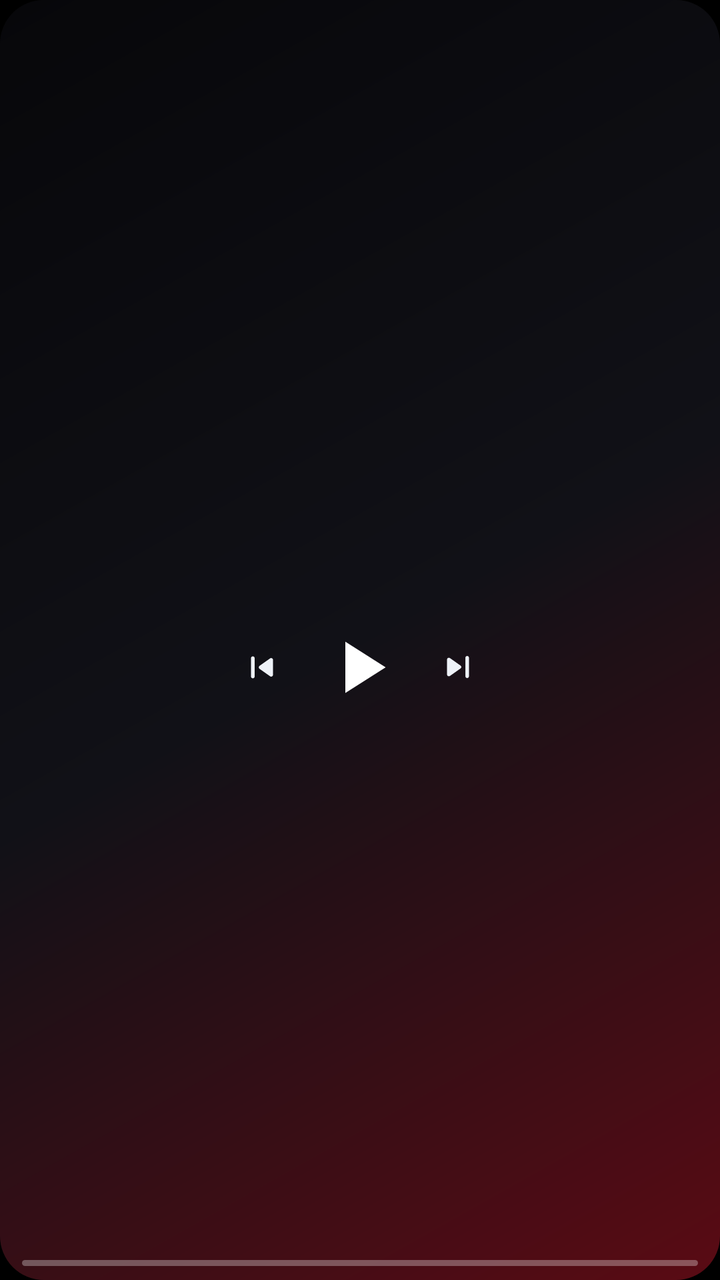
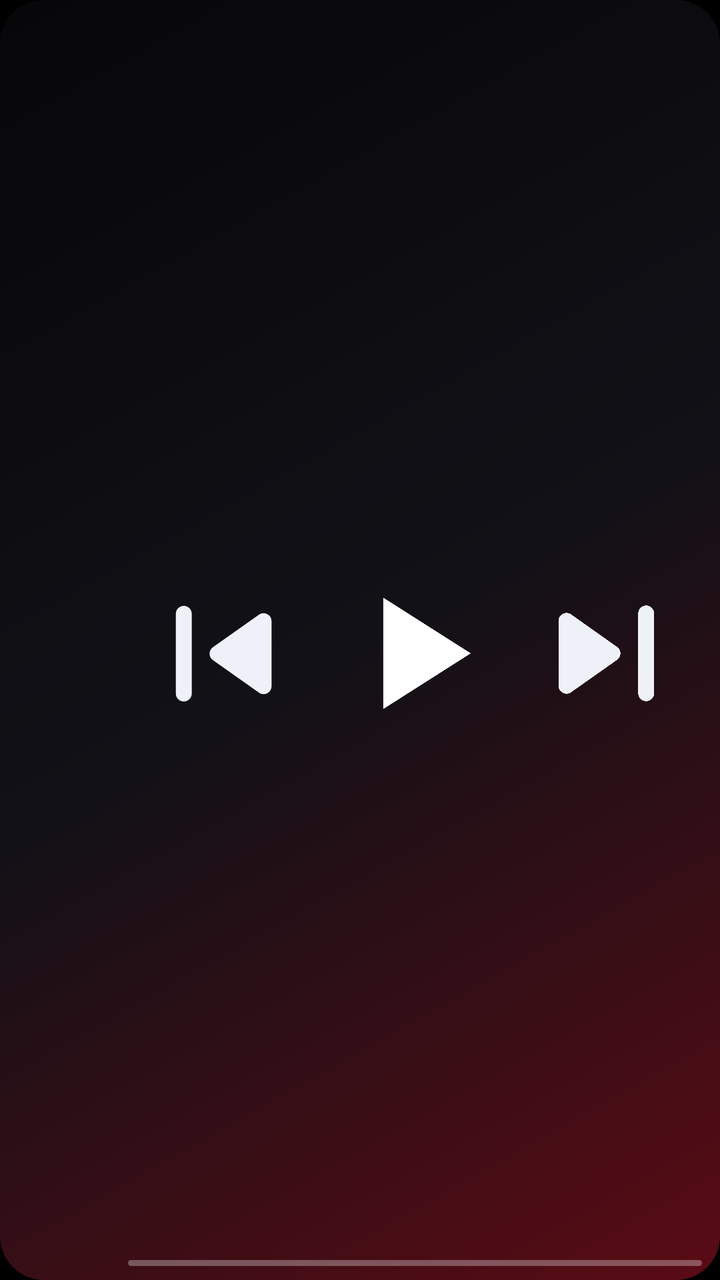

Before-and-after screenshots of an Android layout around one commit, followed by the original layout XML and the change that was made.
<!-- AndroidManifest.xml: application theme Theme.Metrolist -->
<!-- res/layout/widget_mini.xml -->
<?xml version="1.0" encoding="utf-8"?>
<FrameLayout xmlns:android="http://schemas.android.com/apk/res/android"
    android:layout_width="match_parent"
    android:layout_height="match_parent">

    <ImageView
        android:id="@+id/mini_bg"
        android:layout_width="match_parent"
        android:layout_height="match_parent"
        android:contentDescription="@null"
        android:scaleType="fitXY"
        android:src="@drawable/wd_bg_preview" />

    <LinearLayout
        android:layout_width="match_parent"
        android:layout_height="match_parent"
        android:orientation="vertical"
        android:paddingStart="11dp"
        android:paddingTop="7dp"
        android:paddingEnd="11dp"
        android:paddingBottom="7dp">

        <TextView
            android:id="@+id/mini_title"
            android:layout_width="match_parent"
            android:layout_height="wrap_content"
            android:ellipsize="end"
            android:fontFamily="sans-serif-black"
            android:maxLines="1"
            android:textColor="#FFFFFFFF"
            android:textSize="12sp" />

        <TextView
            android:id="@+id/mini_artist"
            android:layout_width="match_parent"
            android:layout_height="wrap_content"
            android:ellipsize="end"
            android:maxLines="1"
            android:textColor="#C8FFFFFF"
            android:textSize="10sp" />

        <LinearLayout
            android:layout_width="match_parent"
            android:layout_height="0dp"
            android:layout_weight="1"
            android:gravity="center"
            android:minHeight="24dp"
            android:orientation="horizontal">

            <ImageView
                android:id="@+id/mini_prev"
                android:layout_width="38dp"
                android:layout_height="match_parent"
                android:contentDescription="@string/previous"
                android:paddingStart="8dp"
                android:paddingTop="3dp"
                android:paddingEnd="8dp"
                android:paddingBottom="3dp"
                android:src="@drawable/wd_prev" />

            <ImageView
                android:id="@+id/mini_play"
                android:layout_width="44dp"
                android:layout_height="match_parent"
                android:layout_marginStart="8dp"
                android:layout_marginEnd="8dp"
                android:contentDescription="@null"
                android:src="@drawable/ic_widget_play" />

            <ImageView
                android:id="@+id/mini_next"
                android:layout_width="38dp"
                android:layout_height="match_parent"
                android:contentDescription="@string/next"
                android:paddingStart="8dp"
                android:paddingTop="3dp"
                android:paddingEnd="8dp"
                android:paddingBottom="3dp"
                android:src="@drawable/wd_next" />
        </LinearLayout>

        <ProgressBar
            android:id="@+id/mini_progress"
            style="@android:style/Widget.ProgressBar.Horizontal"
            android:layout_width="match_parent"
            android:layout_height="3dp"
            android:max="1000"
            android:progressDrawable="@drawable/wd_square_progress" />
    </LinearLayout>
</FrameLayout>
<!-- resources referenced by this layout -->
<resources>
  <!-- drawable ic_widget_play (drawable) -->
  <vector xmlns:android="http://schemas.android.com/apk/res/android"
      android:height="24dp"
      android:viewportHeight="24"
      android:viewportWidth="24"
      android:width="24dp">
      <path
          android:fillColor="#FFFFFF"
          android:pathData="M8,5v14l11,-7z"/>
  </vector>
  <!-- drawable wd_bg_preview (drawable) -->
  <?xml version="1.0" encoding="utf-8"?>
  <shape xmlns:android="http://schemas.android.com/apk/res/android" android:shape="rectangle">
      <corners android:radius="22dp" />
      <gradient android:angle="315" android:startColor="#FF07070A" android:centerColor="#FF111117" android:endColor="#FF5A0B14" android:type="linear" />
  </shape>
  <!-- drawable wd_next (drawable) -->
  <vector xmlns:android="http://schemas.android.com/apk/res/android"
      android:width="24dp"
      android:height="24dp"
      android:viewportWidth="24"
      android:viewportHeight="24">
      <path
          android:fillColor="#FFEEF2F8"
          android:pathData="M7.58,16.89l5.77,-4.07c0.56,-0.4 0.56,-1.24 0,-1.63L7.58,7.11C6.91,6.65 6,7.12 6,7.93v8.14c0,0.81 0.91,1.28 1.58,0.82zM16,7v10c0,0.55 0.45,1 1,1s1,-0.45 1,-1V7c0,-0.55 -0.45,-1 -1,-1s-1,0.45 -1,1z" />
  </vector>
  <!-- drawable wd_prev (drawable) -->
  <vector xmlns:android="http://schemas.android.com/apk/res/android"
      android:width="24dp"
      android:height="24dp"
      android:viewportWidth="24"
      android:viewportHeight="24">
      <path
          android:fillColor="#FFEEF2F8"
          android:pathData="M7,6c0.55,0 1,0.45 1,1v10c0,0.55 -0.45,1 -1,1s-1,-0.45 -1,-1V7c0,-0.55 0.45,-1 1,-1zM10.66,12.82l5.77,4.07c0.66,0.47 1.58,-0.01 1.58,-0.82V7.93c0,-0.81 -0.91,-1.28 -1.58,-0.82l-5.77,4.07c-0.57,0.4 -0.57,1.24 0,1.64z" />
  </vector>
  <!-- drawable wd_square_progress (drawable) -->
  <?xml version="1.0" encoding="utf-8"?>
  <layer-list xmlns:android="http://schemas.android.com/apk/res/android">
      <item android:id="@android:id/background">
          <shape android:shape="rectangle">
              <corners android:radius="2dp" />
              <solid android:color="#4DFFFFFF" />
          </shape>
      </item>
      <item android:id="@android:id/progress">
          <clip>
              <shape android:shape="rectangle">
                  <corners android:radius="2dp" />
                  <solid android:color="#FFFFFFFF" />
              </shape>
          </clip>
      </item>
  </layer-list>
  <string name="next">Next</string>
  <string name="previous">Previous</string>
  <style name="Theme.Metrolist" parent="android:Theme.Material.Light.NoActionBar">
          <item name="android:windowContentOverlay">@null</item>
          <item name="android:windowDrawsSystemBarBackgrounds">true</item>
          <item name="android:windowMinWidthMinor">100%</item>
          <item name="android:windowMinWidthMajor">100%</item>
          <item name="android:windowNoTitle">true</item>
          <item name="android:windowBackground">#000000</item>
          <item name="android:enforceNavigationBarContrast" tools:ignore="NewApi">false</item>
          <item name="android:statusBarColor">@android:color/transparent</item>
          <item name="android:navigationBarColor">@android:color/transparent</item>
      </style>
</resources>

<!-- the commit's change to res/layout/widget_mini.xml (unified diff, before → after) -->
@@ -14,77 +14,91 @@
     <LinearLayout
         android:layout_width="match_parent"
         android:layout_height="match_parent"
-        android:orientation="vertical"
-        android:paddingStart="11dp"
+        android:gravity="center_vertical"
+        android:orientation="horizontal"
+        android:paddingStart="7dp"
         android:paddingTop="7dp"
-        android:paddingEnd="11dp"
+        android:paddingEnd="9dp"
         android:paddingBottom="7dp">
 
-        <TextView
-            android:id="@+id/mini_title"
-            android:layout_width="match_parent"
-            android:layout_height="wrap_content"
-            android:ellipsize="end"
-            android:fontFamily="sans-serif-black"
-            android:maxLines="1"
-            android:textColor="#FFFFFFFF"
-            android:textSize="12sp" />
-
-        <TextView
-            android:id="@+id/mini_artist"
-            android:layout_width="match_parent"
-            android:layout_height="wrap_content"
-            android:ellipsize="end"
-            android:maxLines="1"
-            android:textColor="#C8FFFFFF"
-            android:textSize="10sp" />
+        <ImageView
+            android:id="@+id/mini_cover"
+            android:layout_width="48dp"
+            android:layout_height="48dp"
+            android:contentDescription="@null"
+            android:scaleType="fitXY" />
 
         <LinearLayout
-            android:layout_width="match_parent"
-            android:layout_height="0dp"
+            android:layout_width="0dp"
+            android:layout_height="match_parent"
+            android:layout_marginStart="9dp"
             android:layout_weight="1"
-            android:gravity="center"
-            android:minHeight="24dp"
-            android:orientation="horizontal">
+            android:orientation="vertical">
 
-            <ImageView
-                android:id="@+id/mini_prev"
-                android:layout_width="38dp"
-                android:layout_height="match_parent"
-                android:contentDescription="@string/previous"
-                android:paddingStart="8dp"
-                android:paddingTop="3dp"
-                android:paddingEnd="8dp"
-                android:paddingBottom="3dp"
-                android:src="@drawable/wd_prev" />
+            
+            <TextView
+                android:id="@+id/mini_title"
+                android:layout_width="match_parent"
+                android:layout_height="wrap_content"
+                android:ellipsize="marquee"
+                android:focusable="true"
+                android:focusableInTouchMode="true"
+                android:marqueeRepeatLimit="marquee_forever"
+                android:scrollHorizontally="true"
+                android:singleLine="true"
+                android:textColor="#FFFFFFFF"
+                android:textSize="12sp">
 
-            <ImageView
-                android:id="@+id/mini_play"
-                android:layout_width="44dp"
-                android:layout_height="match_parent"
-                android:layout_marginStart="8dp"
-                android:layout_marginEnd="8dp"
-                android:contentDescription="@null"
-                android:src="@drawable/ic_widget_play" />
+                <requestFocus
+                    android:duplicateParentState="true"
+                    android:focusable="true"
+                    android:focusableInTouchMode="true" />
+            </TextView>
 
-            <ImageView
-                android:id="@+id/mini_next"
-                android:layout_width="38dp"
-                android:layout_height="match_parent"
-                android:contentDescription="@string/next"
-                android:paddingStart="8dp"
-                android:paddingTop="3dp"
-                android:paddingEnd="8dp"
-                android:paddingBottom="3dp"
-                android:src="@drawable/wd_next" />
+            <LinearLayout
+                android:layout_width="match_parent"
+                android:layout_height="0dp"
+                android:layout_weight="1"
+                android:gravity="center"
+                android:minHeight="22dp"
+                android:orientation="horizontal">
+
+                <ImageView
+                    android:id="@+id/mini_prev"
+                    android:layout_width="0dp"
+                    android:layout_height="match_parent"
+                    android:layout_weight="1"
+                    android:contentDescription="@string/previous"
+                    android:paddingTop="3dp"
+                    android:paddingBottom="3dp"
+                    android:src="@drawable/wd_prev" />
+
+                <ImageView
+                    android:id="@+id/mini_play"
+                    android:layout_width="0dp"
+                    android:layout_height="match_parent"
+                    android:layout_weight="1"
+                    android:contentDescription="@null"
+                    android:src="@drawable/ic_widget_play" />
+
+                <ImageView
+                    android:id="@+id/mini_next"
+                    android:layout_width="0dp"
+                    android:layout_height="match_parent"
+                    android:layout_weight="1"
+                    android:contentDescription="@string/next"
+                    android:paddingTop="3dp"
+                    android:paddingBottom="3dp"
+                    android:src="@drawable/wd_next" />
+            </LinearLayout>
+
+            <ProgressBar
+                android:id="@+id/mini_progress"
+                style="@android:style/Widget.ProgressBar.Horizontal"
+                android:layout_width="match_parent"
+                android:layout_height="3dp"
+                android:max="1000"
+                android:progressDrawable="@drawable/wd_square_progress" />
         </LinearLayout>
-
-        <ProgressBar
-            android:id="@+id/mini_progress"
-            style="@android:style/Widget.ProgressBar.Horizontal"
-            android:layout_width="match_parent"
-            android:layout_height="3dp"
-            android:max="1000"
-            android:progressDrawable="@drawable/wd_square_progress" />
     </LinearLayout>
 </FrameLayout>
